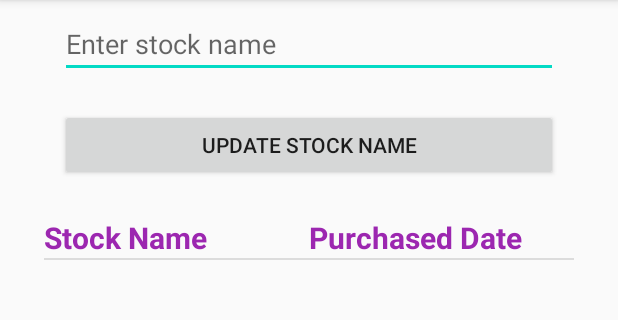
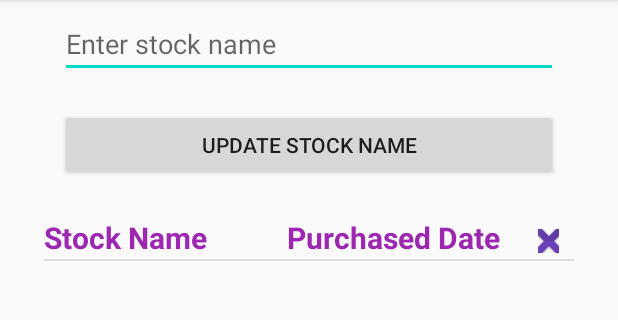
Before and after one commit to narottamgoyal/AndroidProjects, an Android app: the StockDetailActivity screen opened directly, with no data from a screen before it, on a phone screen of 412 x 824 dp, the part 84-404 px from its top. Run offline under Robolectric (Android 15) with nearby library versions, the phone set to English and light mode, and no system bars; libraries missing offline, so code that uses them is left out: io.realm; network calls fail; 3 statements that could not run were skipped.

Commit message:
Added      PortfolioManager/app/src/main/res/drawable-hdpi/add_icon.png Added      PortfolioManager/app/src/main/res/drawable-hdpi/delete_icon.png Added      PortfolioManager/app/src/main/res/drawable-mdpi/add_icon.png Added      PortfolioManager/app/src/main/res/drawable-mdpi/delete_icon.png Added      PortfolioManager/app/src/main/res/drawable-xhdpi/add_icon.png Added      PortfolioManager/app/src/main/res/drawable-xhdpi/delete_icon.png Added      PortfolioManager/app/src/main/res/drawable-xxhdpi/add_icon.png Added      PortfolioManager/app/src/main/res/drawable-xxhdpi/delete_icon.png Added      PortfolioManager/app/src/main/res/drawable-xxxhdpi/add_icon.png Added      PortfolioManager/app/src/main/res/drawable-xxxhdpi/delete_icon.png Added      PortfolioManager/app/src/main/res/layout/stock_detail_list_header.xml Modified   PortfolioManager/README.md Modified   PortfolioManager/app/src/main/AndroidManifest.xml Modified   PortfolioManager/app/src/main/java/ng/portfoliomanager/ui/RealmDbList/RealmDbListFragment.java Modified   PortfolioManager/app/src/main/java/ng/portfoliomanager/ui/common/StockDetail.java Modified   PortfolioManager/app/src/main/java/ng/portfoliomanager/ui/updateStockDetail/StockDetailActivity.java Modified   PortfolioManager/app/src/main/java/ng/portfoliomanager/ui/updateStockDetail/StockDetailListCustomAdaptor.java Modified   PortfolioManager/app/src/main/res/layout/stock_detail_list.xml Modified   PortfolioManager/app/src/main/res/values/strings.xml

```diff
--- a/PortfolioManager/app/src/main/AndroidManifest.xml
+++ b/PortfolioManager/app/src/main/AndroidManifest.xml
@@ -13,7 +13,7 @@
         android:roundIcon="@mipmap/ic_launcher_icon_round"
         android:supportsRtl="true"
         android:theme="@style/AppTheme">
-        <activity android:name=".ui.updateStockDetail.StockDetailActivity"></activity>
+        <activity android:name=".ui.updateStockDetail.StockDetailActivity" />
         <activity
             android:name=".MainActivity"
             android:label="@string/app_name">
--- a/PortfolioManager/app/src/main/java/ng/portfoliomanager/ui/RealmDbList/RealmDbListFragment.java
+++ b/PortfolioManager/app/src/main/java/ng/portfoliomanager/ui/RealmDbList/RealmDbListFragment.java
@@ -25,6 +25,7 @@ public class RealmDbListFragment extends Fragment {
     ListView listView;
     private Realm realm;
     RealmChangeListener realmChangeListener;
+    CustomAdaptor adapter;
 
     @RequiresApi(api = Build.VERSION_CODES.N)
     public View onCreateView(@NonNull LayoutInflater inflater,
@@ -39,7 +40,7 @@ public class RealmDbListFragment extends Fragment {
         ViewGroup headerView = (ViewGroup) getLayoutInflater().inflate(R.layout.stock_report_list_header, listView, false);
         listView.addHeaderView(headerView);
 
-        CustomAdaptor adapter = new CustomAdaptor(this.getContext(), realmDatabaseHelper.GetReport());
+        adapter = new CustomAdaptor(this.getContext(), realmDatabaseHelper.GetReport());
         listView.setAdapter(adapter);
 
         Refresh(this.getContext());
@@ -51,7 +52,7 @@ public class RealmDbListFragment extends Fragment {
             @RequiresApi(api = Build.VERSION_CODES.N)
             @Override
             public void onChange(Object o) {
-                CustomAdaptor adapter = new CustomAdaptor(context, realmDatabaseHelper.GetReport());
+                adapter = new CustomAdaptor(context, realmDatabaseHelper.GetReport());
                 listView.setAdapter(adapter);
             }
         };
--- a/PortfolioManager/app/src/main/java/ng/portfoliomanager/ui/updateStockDetail/StockDetailActivity.java
+++ b/PortfolioManager/app/src/main/java/ng/portfoliomanager/ui/updateStockDetail/StockDetailActivity.java
@@ -1,23 +1,31 @@
 package ng.portfoliomanager.ui.updateStockDetail;
 
+import androidx.annotation.RequiresApi;
 import androidx.appcompat.app.AppCompatActivity;
 import androidx.core.content.ContextCompat;
 
 import android.annotation.SuppressLint;
+import android.content.Context;
 import android.content.Intent;
 import android.content.res.ColorStateList;
 import android.graphics.Color;
+import android.os.Build;
 import android.os.Bundle;
+import android.util.SparseBooleanArray;
 import android.view.View;
 import android.view.ViewGroup;
+import android.widget.AdapterView;
 import android.widget.Button;
 import android.widget.EditText;
+import android.widget.ImageButton;
 import android.widget.ListView;
 import android.widget.TextView;
+import android.widget.Toast;
 
 import java.util.ArrayList;
 
 import io.realm.Realm;
+import io.realm.RealmChangeListener;
 import io.realm.RealmResults;
 import ng.portfoliomanager.R;
 import ng.portfoliomanager.ui.RealmDbList.CustomAdaptor;
@@ -27,10 +35,12 @@ public class StockDetailActivity extends AppCompatActivity {
 
     private Realm realm;
     EditText editText;
+    ListView listView;
     RealmResults<StockDetail> realmResults;
     ArrayList<StockDetail> stockDetails;
+    StockDetail stockDetail;
+    StockDetailListCustomAdaptor adapter;
 
-    @SuppressLint("ResourceAsColor")
     @Override
     protected void onCreate(Bundle savedInstanceState) {
         super.onCreate(savedInstanceState);
@@ -40,28 +50,37 @@ public class StockDetailActivity extends AppCompatActivity {
         editText = findViewById(R.id.editStockNameTextView);
 
         Intent intent = getIntent();
-        //String stockId = intent.getStringExtra("id");
+        String stockId = intent.getStringExtra("id");
         String stockName = intent.getStringExtra("stockName");
-
         realmResults = realm.where(StockDetail.class).equalTo("Name", stockName).findAll();
         LoadStockDetail();
-
-        ListView listView = (ListView) findViewById(R.id.stockListView);
+        listView = (ListView) findViewById(R.id.stockListView);
+        // List static Header
+        ViewGroup headerView = (ViewGroup) getLayoutInflater().inflate(R.layout.stock_detail_list_header, listView, false);
+        listView.addHeaderView(headerView);
 
         // List Header create dynamically
-        ViewGroup headerView = (ViewGroup) getLayoutInflater().inflate(R.layout.stock_detail_list, listView, false);
-        TextView stockNameHeader = (TextView) headerView.findViewById(R.id.stockNameId);
-        TextView dateHeader = (TextView) headerView.findViewById(R.id.stockPurchasedDateTextView);
-        stockNameHeader.setText(R.string.stockNameHeader);
-        stockNameHeader.setTextColor(ContextCompat.getColor(this, R.color.colorHeader));
-        dateHeader.setText(R.string.dateHeader);
-        dateHeader.setTextColor(ContextCompat.getColor(this, R.color.colorHeader));
-        listView.addHeaderView(headerView);
+        //ViewGroup headerView = (ViewGroup) getLayoutInflater().inflate(R.layout.stock_detail_list, listView, false);
+        //TextView stockNameHeader = (TextView) headerView.findViewById(R.id.stockNameId);
+        //TextView dateHeader = (TextView) headerView.findViewById(R.id.stockPurchasedDateTextView);
+        //stockNameHeader.setText(R.string.stockNameHeader);
+        //stockNameHeader.setTextColor(ContextCompat.getColor(this, R.color.colorHeader));
+        //dateHeader.setText(R.string.dateHeader);
+        //dateHeader.setTextColor(ContextCompat.getColor(this, R.color.colorHeader));
+        //listView.addHeaderView(headerView);
 
-        StockDetailListCustomAdaptor adapter = new StockDetailListCustomAdaptor(this, stockDetails);
+        adapter = new StockDetailListCustomAdaptor(this, stockDetails);
         listView.setAdapter(adapter);
+        editText.setText(stockName);
 
-        editText.setText(stockName);
+        final ImageButton deleteStockButton = headerView.findViewById(R.id.deleteStockButton);
+        deleteStockButton.setOnClickListener(new View.OnClickListener() {
+            @Override
+            public void onClick(View v) {
+                //Toast.makeText(StockDetailActivity.this, "Delete clicked", Toast.LENGTH_SHORT).show();
+                deleteRecord();
+            }
+        });
 
         updateStockButton.setOnClickListener(new View.OnClickListener() {
             @Override
@@ -70,6 +89,28 @@ public class StockDetailActivity extends AppCompatActivity {
                 onBackPressed();
             }
         });
+    }
+
+    private void deleteRecord() {
+        realm.executeTransaction(new Realm.Transaction() {
+            @Override
+            public void execute(Realm realm) {
+                try {
+                    for (StockDetail stockDetail : stockDetails) {
+                        if (stockDetail.isChecked()) {
+                            stockDetail.deleteFromRealm();
+                        }
+                    }
+                } catch (Exception ex) {
+                    System.out.println(ex.getMessage());
+                } finally {
+                    onBackPressed();
+                }
+            }
+        });
+
+
+        //Toast.makeText(context, "Deleted", Toast.LENGTH_SHORT).show();
     }
 
     private void LoadStockDetail() {
@@ -89,4 +130,10 @@ public class StockDetailActivity extends AppCompatActivity {
     public void onBackPressed() {
         super.onBackPressed();
     }
+
+    @Override
+    public void onDestroy() {
+        super.onDestroy();
+        realm.close();
+    }
 }
--- /dev/null
+++ b/PortfolioManager/app/src/main/res/layout/stock_detail_list_header.xml
@@ -0,0 +1,36 @@
+<?xml version="1.0" encoding="utf-8"?>
+<LinearLayout xmlns:android="http://schemas.android.com/apk/res/android"
+    xmlns:app="http://schemas.android.com/apk/res-auto"
+    android:layout_width="match_parent"
+    android:layout_height="match_parent">
+
+    <TextView
+        android:layout_width="match_parent"
+        android:layout_height="match_parent"
+        android:layout_weight="34"
+        android:text="@string/stockNameHeader"
+        android:textColor="#9C27B0"
+        android:textSize="20sp"
+        android:textStyle="bold" />
+
+    <TextView
+        android:layout_width="match_parent"
+        android:layout_height="match_parent"
+        android:layout_weight="33"
+        android:text="@string/dateHeader"
+        android:textColor="#9C27B0"
+        android:textSize="20sp"
+        android:textStyle="bold" />
+
+    <ImageButton
+        android:id="@+id/deleteStockButton"
+        android:layout_width="14dp"
+        android:layout_height="16dp"
+        android:layout_marginTop="8dp"
+        android:layout_marginRight="10dp"
+        android:layout_marginBottom="4dp"
+        android:background="@android:color/transparent"
+        android:contentDescription="@string/delete_record"
+        app:srcCompat="@drawable/delete_icon" />
+
+</LinearLayout>
--- a/PortfolioManager/app/src/main/res/values/strings.xml
+++ b/PortfolioManager/app/src/main/res/values/strings.xml
@@ -9,4 +9,5 @@
     <string name="dateHeader">Purchased Date</string>
     <string name="stockCount">Quantity</string>
     <string name="stockAction">Action</string>
+    <string name="delete_record">Delete Record</string>
 </resources>
```
Also changed, not shown: PortfolioManager/app/src/main/java/ng/portfoliomanager/ui/common/StockDetail.java (+12 -0 lines), PortfolioManager/app/src/main/java/ng/portfoliomanager/ui/updateStockDetail/StockDetailListCustomAdaptor.java (+10 -0 lines), PortfolioManager/app/src/main/res/layout/stock_detail_list.xml (+9 -2 lines), PortfolioManager/app/src/main/res/drawable-hdpi/add_icon.png (added), PortfolioManager/app/src/main/res/drawable-hdpi/delete_icon.png (added), PortfolioManager/app/src/main/res/drawable-mdpi/add_icon.png (added), PortfolioManager/app/src/main/res/drawable-mdpi/delete_icon.png (added), PortfolioManager/app/src/main/res/drawable-xhdpi/add_icon.png (added), PortfolioManager/app/src/main/res/drawable-xhdpi/delete_icon.png (added), PortfolioManager/app/src/main/res/drawable-xxhdpi/add_icon.png (added), PortfolioManager/app/src/main/res/drawable-xxhdpi/delete_icon.png (added), PortfolioManager/app/src/main/res/drawable-xxxhdpi/add_icon.png (added), PortfolioManager/app/src/main/res/drawable-xxxhdpi/delete_icon.png (added), 1 other file.
